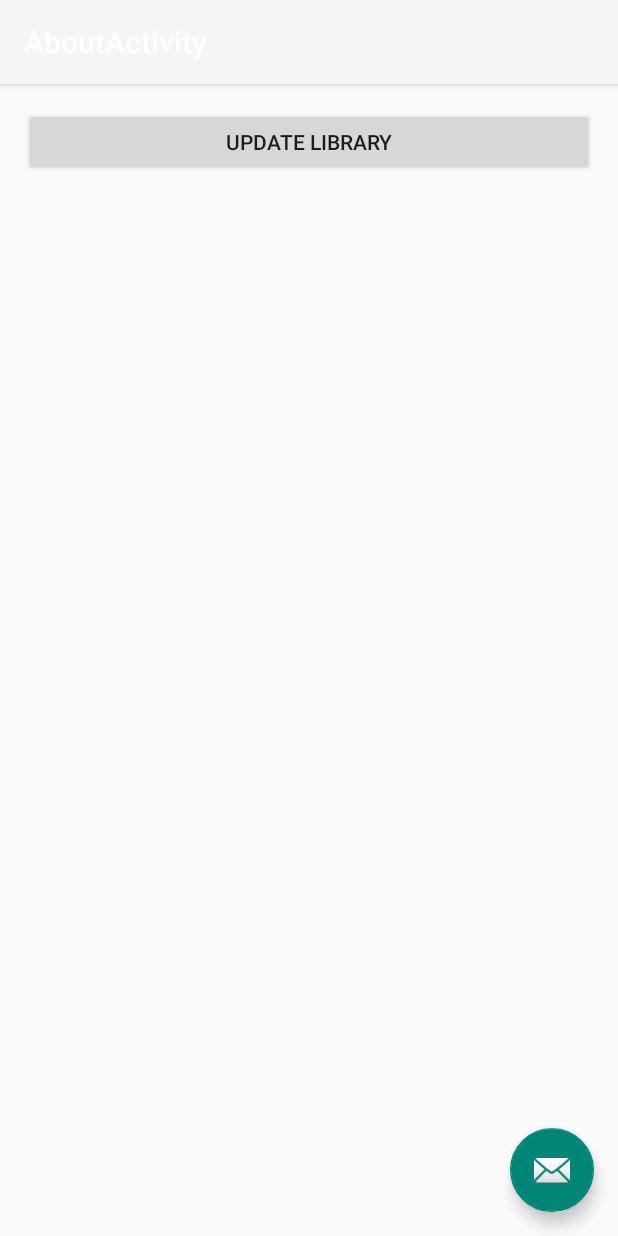
After one commit to Sefaria/Sefaria-Android, an Android app: the AboutActivity screen opened directly, with no data from a screen before it, on a phone screen of 412 x 824 dp. The commit adds this screen. Run offline under Robolectric (Android 15) with nearby library versions, the phone set to English and light mode, and no system bars.

Commit message:
started AboutActivity. moved lang stuff to Settings.java

```diff
--- a/app/src/main/AndroidManifest.xml
+++ b/app/src/main/AndroidManifest.xml
@@ -57,6 +57,11 @@
             android:name=".activities.SectionActivity"
             android:label="@string/title_activity_section" >
         </activity>
+        <activity
+            android:name=".activities.AboutActivity"
+            android:label="@string/title_activity_about"
+            android:theme="@style/AppTheme" >
+        </activity>
     </application>
 
 </manifest>
--- a/app/src/main/java/org/sefaria/sefaria/LinkElements/LinkTextAdapter.java
+++ b/app/src/main/java/org/sefaria/sefaria/LinkElements/LinkTextAdapter.java
@@ -70,7 +70,7 @@ public class LinkTextAdapter extends RecyclerView.Adapter<LinkTextAdapter.LinkTe
     public void onBindViewHolder(LinkTextHolder holder, int position) {
         Text link = itemList.get(position);
         holder.verseNum.setText("");//+link.levels[0]);
-        holder.tv.setText(Html.fromHtml("<i>" + link.getLocationString(Settings.getSavedMenuLang()) + "</i><br>" + link.heText + "<br>" + link.enText));
+        holder.tv.setText(Html.fromHtml("<i>" + link.getLocationString(Settings.getMenuLang()) + "</i><br>" + link.heText + "<br>" + link.enText));
         holder.tv.setTypeface(MyApp.getFont(MyApp.TAAMEY_FRANK_FONT));
         holder.tv.setTextSize(20);
 
--- a/app/src/main/java/org/sefaria/sefaria/TextElements/TextChapterHeader.java
+++ b/app/src/main/java/org/sefaria/sefaria/TextElements/TextChapterHeader.java
@@ -7,6 +7,7 @@ import android.widget.TextView;
 
 import org.sefaria.sefaria.MyApp;
 import org.sefaria.sefaria.R;
+import org.sefaria.sefaria.Settings;
 import org.sefaria.sefaria.Util;
 import org.sefaria.sefaria.database.Text;
 
@@ -46,7 +47,7 @@ public class TextChapterHeader extends LinearLayout {
         inflate(context, R.layout.text_chapter_header, this);
         tv = (TextView) findViewById(R.id.tv);
 
-        Util.Lang lang = MyApp.getMenuLang();
+        Util.Lang lang = Settings.getMenuLang();
         setLang(lang);
         setTextSize(textSize);
     }
@@ -68,7 +69,7 @@ public class TextChapterHeader extends LinearLayout {
     public void setSectionTitle(Text segment) {
         enText = segment.enText;
         heText = segment.heText;
-        setLang(MyApp.getMenuLang());
+        setLang(Settings.getMenuLang());
     }
 
     public void setTextSize(float textSize) {
--- /dev/null
+++ b/app/src/main/java/org/sefaria/sefaria/activities/AboutActivity.java
@@ -0,0 +1,31 @@
+package org.sefaria.sefaria.activities;
+
+import android.os.Bundle;
+import android.support.design.widget.FloatingActionButton;
+import android.support.design.widget.Snackbar;
+import android.support.v7.app.AppCompatActivity;
+import android.support.v7.widget.Toolbar;
+import android.view.View;
+
+import org.sefaria.sefaria.R;
+
+public class AboutActivity extends AppCompatActivity {
+
+    @Override
+    protected void onCreate(Bundle savedInstanceState) {
+        super.onCreate(savedInstanceState);
+        setContentView(R.layout.activity_about);
+        Toolbar toolbar = (Toolbar) findViewById(R.id.toolbar);
+        setSupportActionBar(toolbar);
+
+        FloatingActionButton fab = (FloatingActionButton) findViewById(R.id.fab);
+        fab.setOnClickListener(new View.OnClickListener() {
+            @Override
+            public void onClick(View view) {
+                Snackbar.make(view, "Replace with your own action", Snackbar.LENGTH_LONG)
+                        .setAction("Action", null).show();
+            }
+        });
+    }
+
+}
--- a/app/src/main/java/org/sefaria/sefaria/activities/MenuActivity.java
+++ b/app/src/main/java/org/sefaria/sefaria/activities/MenuActivity.java
@@ -5,6 +5,7 @@ import android.content.Intent;
 import android.os.Bundle;
 
 import org.sefaria.sefaria.MyApp;
+import org.sefaria.sefaria.Settings;
 import org.sefaria.sefaria.layouts.CustomActionbar;
 import org.sefaria.sefaria.Util;
 
@@ -45,7 +46,7 @@ public class MenuActivity extends Activity {
     }
 
     private void init() {
-        Util.Lang menuLang = MyApp.getMenuLang();//menuState.getLang();
+        Util.Lang menuLang = Settings.getMenuLang();//menuState.getLang();
         setTitle(menuState.getCurrNode().getTitle(menuLang));
         //this specifically comes before menugrid, b/c in tabs it menugrid does funny stuff to currnode
         int catColor = menuState.getCurrNode().getTopLevelColor();
@@ -116,7 +117,7 @@ public class MenuActivity extends Activity {
     View.OnClickListener menuClick = new View.OnClickListener() {
         @Override
         public void onClick(View v) {
-            setLang(MyApp.switchMenuLang());
+            setLang(Settings.switchMenuLang());
         }
     };
 
--- a/app/src/main/java/org/sefaria/sefaria/activities/SuperTextActivity.java
+++ b/app/src/main/java/org/sefaria/sefaria/activities/SuperTextActivity.java
@@ -126,11 +126,11 @@ public abstract class SuperTextActivity extends Activity {
         //These vars are specifically initialized here and not in init() so that they don't get overidden when coming from TOC
         //defaults
         isCts = false;
-        textLang = MyApp.getDefaultTextLang();
+        textLang = Settings.getDefaultTextLang();
         textSize = getResources().getDimension(R.dimen.default_text_font_size);
         //end defaults
         isLoadingInit = false;
-        menuLang = MyApp.getMenuLang();
+        menuLang = Settings.getMenuLang();
         if(customActionbar != null)//it's already been set
             customActionbar.setLang(menuLang);
     }
--- a/app/src/main/java/org/sefaria/sefaria/database/Node.java
+++ b/app/src/main/java/org/sefaria/sefaria/database/Node.java
@@ -6,6 +6,7 @@ import android.database.sqlite.SQLiteDatabase;
 import android.util.Log;
 
 import org.sefaria.sefaria.MyApp;
+import org.sefaria.sefaria.Settings;
 import org.sefaria.sefaria.Util;
 
 import java.sql.Array;
@@ -149,7 +150,7 @@ public class Node{ //TODO implements  Parcelable
     private String getSectionName(Util.Lang lang){
         String name = "";
         if(lang == Util.Lang.BI)
-            lang = MyApp.getMenuLang();
+            lang = Settings.getMenuLang();
 
         String [] names;
         if(lang == Util.Lang.EN){
--- /dev/null
+++ b/app/src/main/res/layout/activity_about.xml
@@ -0,0 +1,25 @@
+<?xml version="1.0" encoding="utf-8"?>
+<android.support.design.widget.CoordinatorLayout
+    xmlns:android="http://schemas.android.com/apk/res/android"
+    xmlns:app="http://schemas.android.com/apk/res-auto"
+    xmlns:tools="http://schemas.android.com/tools" android:layout_width="match_parent"
+    android:layout_height="match_parent" android:fitsSystemWindows="true"
+    tools:context="org.sefaria.sefaria.activities.AboutActivity">
+
+    <android.support.design.widget.AppBarLayout android:layout_height="wrap_content"
+        android:layout_width="match_parent" android:theme="@style/AppTheme.AppBarOverlay">
+
+        <android.support.v7.widget.Toolbar android:id="@+id/toolbar"
+            android:layout_width="match_parent" android:layout_height="?attr/actionBarSize"
+            android:background="?attr/colorPrimary" app:popupTheme="@style/AppTheme.PopupOverlay" />
+
+    </android.support.design.widget.AppBarLayout>
+
+    <include layout="@layout/content_about" />
+
+    <android.support.design.widget.FloatingActionButton android:id="@+id/fab"
+        android:layout_width="wrap_content" android:layout_height="wrap_content"
+        android:layout_gravity="bottom|end" android:layout_margin="@dimen/fab_margin"
+        android:src="@android:drawable/ic_dialog_email" />
+
+</android.support.design.widget.CoordinatorLayout>
--- /dev/null
+++ b/app/src/main/res/layout/content_about.xml
@@ -0,0 +1,18 @@
+<?xml version="1.0" encoding="utf-8"?>
+<RelativeLayout xmlns:android="http://schemas.android.com/apk/res/android"
+    xmlns:tools="http://schemas.android.com/tools"
+    xmlns:app="http://schemas.android.com/apk/res-auto" android:layout_width="match_parent"
+    android:layout_height="match_parent" android:paddingLeft="@dimen/activity_horizontal_margin"
+    android:paddingRight="@dimen/activity_horizontal_margin"
+    android:paddingTop="@dimen/activity_vertical_margin"
+    android:paddingBottom="@dimen/activity_vertical_margin"
+    app:layout_behavior="@string/appbar_scrolling_view_behavior"
+    tools:showIn="@layout/activity_about"
+    tools:context="org.sefaria.sefaria.activities.AboutActivity">
+    <Button
+        android:id="@+id/update_library"
+        android:layout_width="match_parent"
+        android:layout_height="45dp"
+        android:text="Update Library"/>
+
+</RelativeLayout>
--- a/app/src/main/res/values/dimens.xml
+++ b/app/src/main/res/values/dimens.xml
@@ -27,7 +27,7 @@
 
     <dimen name="color_bar_height">5dp</dimen>
 
-    <dimen name="text_activtiy_between_segment_padding">8dp</dimen>
+    <dimen name="text_activtiy_between_segment_padding">7dp</dimen>
     <dimen name="text_activtiy_numbering_padding">11dp</dimen>
 
     <dimen name="link_main_padding">10dp</dimen>
--- a/app/src/main/res/values/strings.xml
+++ b/app/src/main/res/values/strings.xml
@@ -125,6 +125,7 @@
 
 <!-- TODO: Remove or change this placeholder text -->
     <string name="hello_blank_fragment">Hello blank fragment</string>
+    <string name="title_activity_about">AboutActivity</string>
 
 
 
```
Also changed, not shown: app/src/main/java/org/sefaria/sefaria/MyApp.java (+0 -31 lines), app/src/main/java/org/sefaria/sefaria/Settings.java (+52 -10 lines), app/src/main/java/org/sefaria/sefaria/activities/HomeActivity.java (+9 -14 lines), app/src/main/java/org/sefaria/sefaria/activities/SectionActivity.java (+29 -0 lines), app/src/main/java/org/sefaria/sefaria/activities/TOCActivity.java (+4 -3 lines), app/src/main/java/org/sefaria/sefaria/database/Downloader.java (+15 -5 lines).
